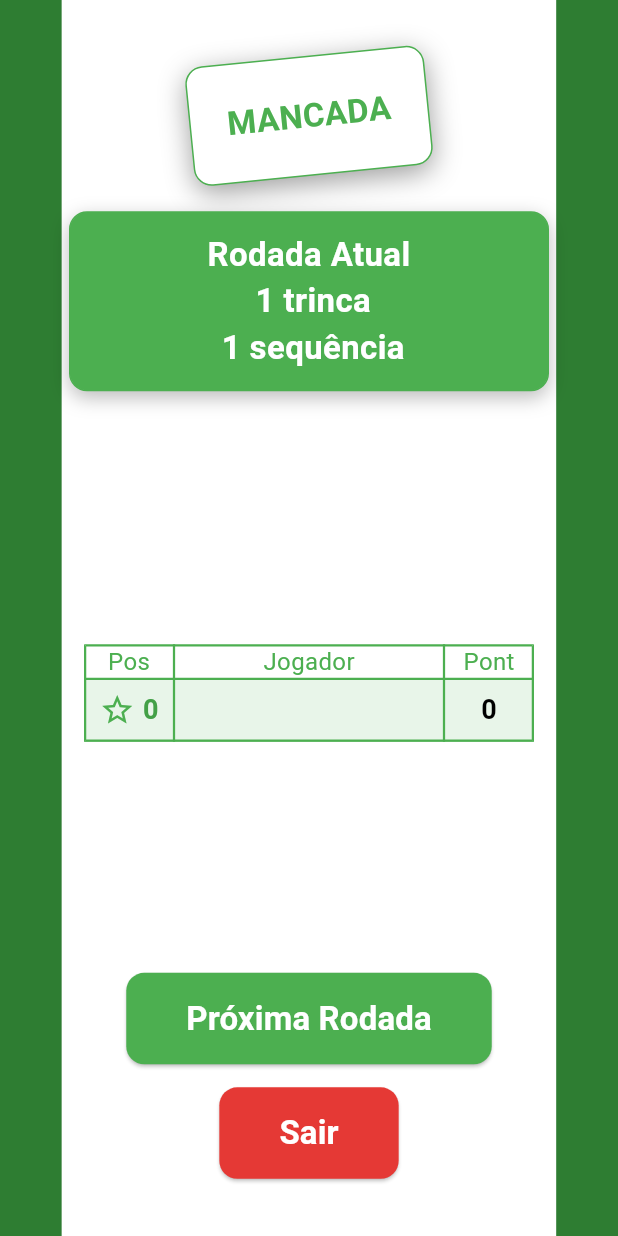
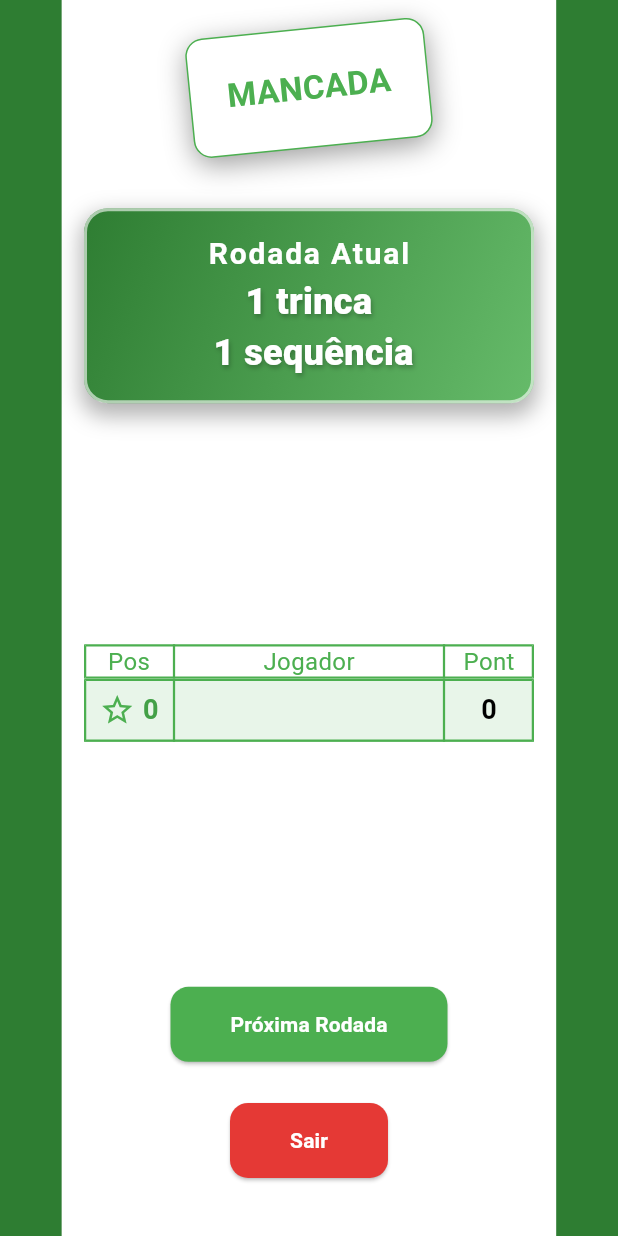
Before and after one commit to albertokff/aplicativo-atelie-costuras, a Flutter app: the screen it shows after launch, after a tap on "INICIAR", after a tap on "JOGAR", on a phone screen of 412 x 824 dp. Run offline on Flutter 3.47's test engine with Material 3 defaults, Android fonts, the phone set to English and light mode, and no system bars.

Commit message:
✨feat: frontend finalizado

```diff
--- a/aplicativo_mancada/lib/pages/game_page.dart
+++ b/aplicativo_mancada/lib/pages/game_page.dart
@@ -48,7 +48,7 @@ class _GamePageState extends State<GamePage> {
 
   void _proximaRodada() {
     debugPrint(rodadaAtualIndex.toString());
-    if (rodadaAtualIndex == 1) {
+    if (rodadaAtualIndex == 8) {
         finalDePartida = true;
     } else {
       setState(() {
@@ -243,21 +243,9 @@ class _GamePageState extends State<GamePage> {
         ),
       ),
       onPressed: () {
-        Navigator.pushReplacement(context, MaterialPageRoute(builder: (context) => const LoginPage()));
+        Navigator.of(context).pop();
       },
-      child: const Text('Sair', style: TextStyle(color: Colors.white)),
-    ),
-    ElevatedButton(
-      style: ElevatedButton.styleFrom(
-        backgroundColor: Colors.green,
-        shape: RoundedRectangleBorder(
-          borderRadius: BorderRadius.circular(8),
-        ),
-      ),
-      onPressed: () {
-       Navigator.pushReplacement(context, MaterialPageRoute(builder: (context) => const HomePage()));
-      },
-      child: const Text('Jogar Novamente', style: TextStyle(color: Colors.white)),
+      child: const Text('Fechar', style: TextStyle(color: Colors.white)),
     ),
   ],
 );
@@ -418,7 +406,7 @@ class _GamePageState extends State<GamePage> {
         ),
         // Retângulo flutuante
         Align(
-          alignment: const Alignment(0, -0.9),
+          alignment: const Alignment(0, -0.95),
           child: Transform.rotate(
             angle: -0.1,
             child: Container(
@@ -451,48 +439,70 @@ class _GamePageState extends State<GamePage> {
         Align(
   alignment: const Alignment(0, -0.6),
   child: Container(
-            width: 320,
-            height: 120,
+    width: 300,
+    height: 130,
     decoration: BoxDecoration(
-              color: Colors.green,
-              borderRadius: BorderRadius.circular(12),
-              border: Border.all(color: Colors.green),
-              boxShadow: const [
+      gradient: const LinearGradient(
+        colors: [Color(0xFF2E7D32), Color(0xFF66BB6A)], // Tons de verde
+        begin: Alignment.topLeft,
+        end: Alignment.bottomRight,
+      ),
+      borderRadius: BorderRadius.circular(16),
+      border: Border.all(color: Colors.white.withOpacity(0.6), width: 2),
+      boxShadow: [
         BoxShadow(
-                  color: Colors.black26,
-                  blurRadius: 10,
-                  offset: Offset(0, 4),
+          color: Colors.black.withOpacity(0.3),
+          blurRadius: 12,
+          spreadRadius: 2,
+          offset: const Offset(0, 6),
         ),
       ],
     ),
     alignment: Alignment.center,
-            child: Text(
-              'Rodada Atual \n ${rodadas[rodadaAtualIndex]}',
-              style: const TextStyle(
-                fontSize: 22,
+    padding: const EdgeInsets.symmetric(horizontal: 16, vertical: 12),
+    child: Column(
+      mainAxisAlignment: MainAxisAlignment.center,
+      children: [
+        const Text(
+          'Rodada Atual',
+          style: TextStyle(
+            fontSize: 20,
             color: Colors.white,
             fontWeight: FontWeight.bold,
+            letterSpacing: 1.2,
+          ),
+        ),
+        Text(
+          rodadas[rodadaAtualIndex],
+          style: const TextStyle(
+            fontSize: 24,
+            color: Colors.white,
+            fontWeight: FontWeight.w900,
+            shadows: [
+              Shadow(
+                color: Colors.black26,
+                blurRadius: 4,
+                offset: Offset(1, 2),
+              ),
+            ],
           ),
           textAlign: TextAlign.center,
         ),
+      ],
     ),
   ),
+),
+
         Align(
-          alignment: const Alignment(0, 0.5), // Alterado para mover a tabela mais para baixo
+          alignment: const Alignment(0, 0.6), // Alterado para mover a tabela mais para baixo
           child: Padding(
             padding: const EdgeInsets.symmetric(horizontal: 50),
             child: Column(
               mainAxisAlignment: MainAxisAlignment.center,
               children: <Widget>[
                 // Adicionando Padding para espaçar a tabela mais para baixo
-                SizedBox(height: 100), // Espaçamento adicional acima da tabela
-                ConstrainedBox(
-                  constraints: BoxConstraints(
-                    maxHeight: 380, // Tamanho fixo para a tabela
-                  ),
-                  child: SingleChildScrollView(
-                    scrollDirection: Axis.vertical,
-                    child: Table(
+                const SizedBox(height: 100),
+                Table(
                       columnWidths: const {
                         0: FixedColumnWidth(60),
                         1: FixedColumnWidth(180),
@@ -503,8 +513,8 @@ class _GamePageState extends State<GamePage> {
                         width: 1.5,
                         style: BorderStyle.solid,
                       ),
-                      children: [
-                        const TableRow(children: [
+                      children: const [
+                        TableRow(children: [
                           TableCell(
                             child: Center(
                               child: Text(
@@ -539,8 +549,26 @@ class _GamePageState extends State<GamePage> {
                             ),
                           ),
                         ]),
-                        ..._buildTableRows(),
                       ],
+                    ), // Espaçamento adicional acima da tabela
+                ConstrainedBox(
+                  constraints: const BoxConstraints(
+                    maxHeight: 330, // Tamanho fixo para a tabela
+                  ),
+                  child: SingleChildScrollView(
+                    scrollDirection: Axis.vertical,
+                    child: Table(
+                      columnWidths: const {
+                        0: FixedColumnWidth(60),
+                        1: FixedColumnWidth(180),
+                        2: FixedColumnWidth(60),
+                      },
+                      border: TableBorder.all(
+                        color: Colors.green,
+                        width: 1.5,
+                        style: BorderStyle.solid,
+                      ),
+                      children: _buildTableRows(),
                     ),
                   ),
                 ),
@@ -548,7 +576,7 @@ class _GamePageState extends State<GamePage> {
             ),
           ),
         ),
-        Align(
+        !finalDePartida ? Align(
           alignment: const Alignment(0, 0.7),
           child: ElevatedButton(
             onPressed: () {
@@ -564,13 +592,13 @@ class _GamePageState extends State<GamePage> {
             child: const Text(
               'Próxima Rodada',
               style: TextStyle(
-                fontSize: 22,
+                fontSize: 14,
                 color: Colors.white,
                 fontWeight: FontWeight.bold,
               ),
             ),
           ),
-        ),
+        ) : const Align(),
         Align(
           alignment: const Alignment(0, 0.9),
           child: ElevatedButton(
@@ -587,7 +615,7 @@ class _GamePageState extends State<GamePage> {
             child: const Text(
               'Sair',
               style: TextStyle(
-                fontSize: 22,
+                fontSize: 14,
                 color: Colors.white,
                 fontWeight: FontWeight.bold,
               ),
--- a/aplicativo_mancada/lib/pages/login_page.dart
+++ b/aplicativo_mancada/lib/pages/login_page.dart
@@ -15,103 +15,128 @@ class LoginPage extends StatelessWidget {
       home: Scaffold(
         body: Stack(
           children: [
-            // Coluna principal com os Flexibles
-            Row(
-              children: [
-                Flexible(
-                  flex: 1,
-                  child: Container(color: Colors.green[600]),
+            // Fundo com gradiente
+            Container(
+              decoration: const BoxDecoration(
+                gradient: LinearGradient(
+                  colors: [Color(0xFF2E7D32), Color(0xFF66BB6A)],
+                  begin: Alignment.topCenter,
+                  end: Alignment.bottomCenter,
                 ),
-                Flexible(
-                  flex: 8,
-                  child: Container(color: Colors.white),
-                ),
-                Flexible(
-                  flex: 1,
-                  child: Container(color: Colors.green[600]),
-                ),
-              ],
+              ),
             ),
-            // Retângulo flutuante
+
+            // Retângulo do título
             Align(
-              alignment: const Alignment(0, -0.7),
+              alignment: const Alignment(0, -0.65),
               child: Transform.rotate(
                 angle: -0.1,
                 child: Container(
-                  width: 375, // Largura do retângulo
-                  height: 100, // Altura do retângulo
+                  width: 330,
+                  height: 110,
                   decoration: BoxDecoration(
-                    color: Colors.white, // Cor do retângulo
-                    borderRadius: BorderRadius.circular(12),
-                    border: Border.all(color: Colors.green), // Bordas arredondadas
-                    boxShadow: const [
+                    color: Colors.white,
+                    borderRadius: BorderRadius.circular(16),
+                    border: Border.all(color: Colors.green[800]!, width: 3),
+                    boxShadow: [
                       BoxShadow(
-                        color: Colors.black26,
-                        blurRadius: 10,
-                        offset: Offset(0, 4), // Sombra para dar destaque
+                        color: Colors.black.withOpacity(0.3),
+                        blurRadius: 12,
+                        spreadRadius: 2,
+                        offset: const Offset(0, 6),
                       ),
                     ],
                   ),
                   alignment: Alignment.center,
                   child: Text(
-                  'MANCADA',
+                    'MANCADA',
+                    style: TextStyle(
+                      fontSize: 50,
+                      fontWeight: FontWeight.w900,
+                      color: Colors.green[800],
+                      letterSpacing: 2.0,
+                      shadows: [
+                        Shadow(
+                          color: Colors.black26,
+                          blurRadius: 5,
+                          offset: const Offset(2, 3),
+                        ),
+                      ],
+                    ),
+                  ),
+                ),
+              ),
+            ),
+
+            // Botão "INICIAR"
+            Align(
+              alignment: const Alignment(0, 0.1),
+              child: ElevatedButton(
+                style: ElevatedButton.styleFrom(
+                  padding: const EdgeInsets.symmetric(horizontal: 50, vertical: 18),
+                  backgroundColor: Colors.white,
+                  shape: RoundedRectangleBorder(
+                    borderRadius: BorderRadius.circular(12),
+                    side: const BorderSide(color: Colors.green, width: 2),
+                  ),
+                  elevation: 8,
+                ),
+                onPressed: () {
+                  Navigator.pushReplacement(
+                    context, MaterialPageRoute(builder: (context) => const HomePage()),
+                  );
+                },
+                child: Text(
+                  'INICIAR',
                   style: TextStyle(
-                    fontSize: 70,
-                    color: Colors.green[600],
+                    fontSize: 32,
+                    fontWeight: FontWeight.bold,
+                    color: Colors.green[800],
+                  ),
+                ),
+              ),
+            ),
+
+            // Botão "Como Jogar?"
+            Align(
+              alignment: const Alignment(0, 0.4),
+              child: ElevatedButton(
+                style: ElevatedButton.styleFrom(
+                  padding: const EdgeInsets.symmetric(horizontal: 40, vertical: 14),
+                  backgroundColor: Colors.green[800],
+                  shape: RoundedRectangleBorder(
+                    borderRadius: BorderRadius.circular(12),
+                  ),
+                  elevation: 6,
+                ),
+                onPressed: () {
+                  Navigator.pushReplacement(
+                    context, MaterialPageRoute(builder: (context) => const HowGamePage()),
+                  );
+                },
+                child: const Text(
+                  'Como Jogar?',
+                  style: TextStyle(
+                    fontSize: 20,
+                    color: Colors.white,
                     fontWeight: FontWeight.bold,
                   ),
-                ),)
-              )
+                ),
+              ),
             ),
-            Align(
-              alignment: const Alignment(0, 0), // Botão mais para baixo
-              child: ElevatedButton(
-                style: ElevatedButton.styleFrom(
-                  padding: const EdgeInsets.symmetric(horizontal: 24, vertical: 12),
-                  backgroundColor: Colors.green[600],
-                  shape: RoundedRectangleBorder(
-                    borderRadius: BorderRadius.circular(5),
-                  ),
-                ),
-                onPressed: () {
-                    Navigator.pushReplacement(context, MaterialPageRoute(builder: (context) => const HomePage()));
-                },
-                child: const Text('INICIAR',
-                  style: TextStyle(
-                    fontSize: 60,
-                    color: Colors.white
-                  ),
-              ),
-            )),
-            Align(
-              alignment: const Alignment(0, 0.3), // Botão mais para baixo
-              child: ElevatedButton(
-                style: ElevatedButton.styleFrom(
-                  padding: const EdgeInsets.symmetric(horizontal: 24, vertical: 12),
-                  backgroundColor: Colors.green[600],
-                  shape: RoundedRectangleBorder(
-                    borderRadius: BorderRadius.circular(5),
-                  ),
-                ),
-                onPressed: () {
-                    Navigator.pushReplacement(context, MaterialPageRoute(builder: (context) => const HowGamePage()));
-                },
-                child: const Text('Como jogar?',
-                  style: TextStyle(
-                    fontSize: 20,
-                    color: Colors.white
-                  ),
-              ),
-            )),
+
+            // Rodapé
             const Align(
-              alignment: Alignment(0, 0.8), // Botão mais para baixo
+              alignment: Alignment(0, 0.85),
               child: Text(
                 '@ Desenvolvido por DARK Sistemas',
                 style: TextStyle(
-                  fontSize: 15,
-                  color: Colors.green
+                  fontSize: 14,
+                  color: Colors.white70,
+                  fontStyle: FontStyle.italic,
                 ),
-              )),
+              ),
+            ),
           ],
         ),
       ),
```
Lines whose indentation alone changed are shown as unchanged.
